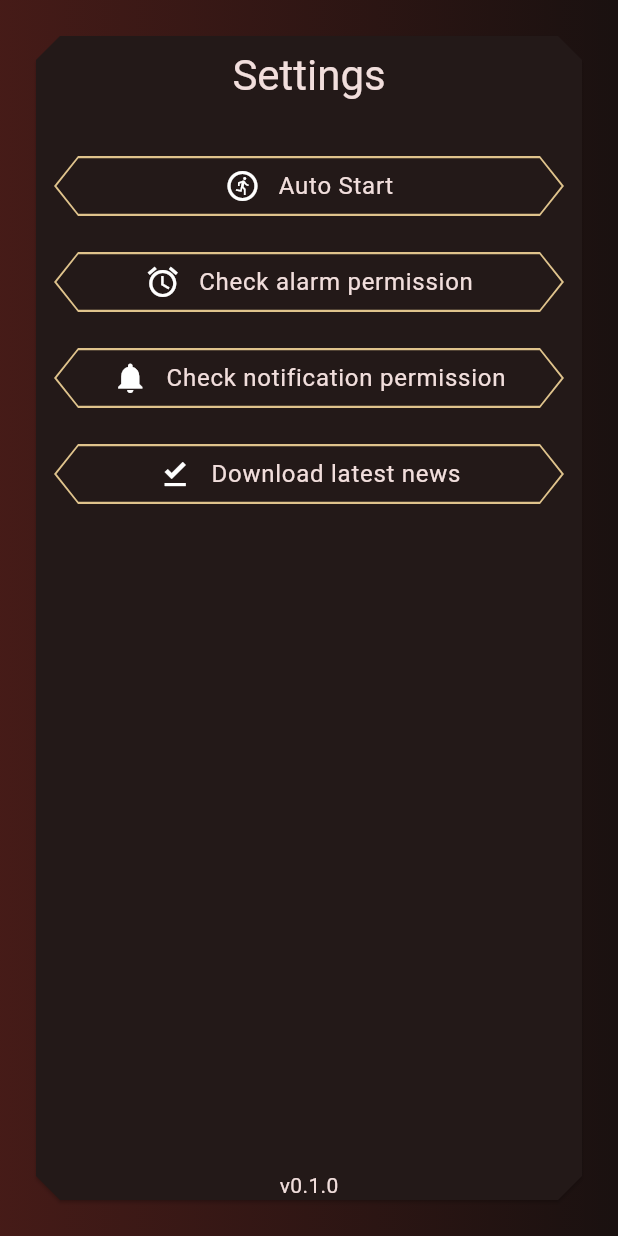
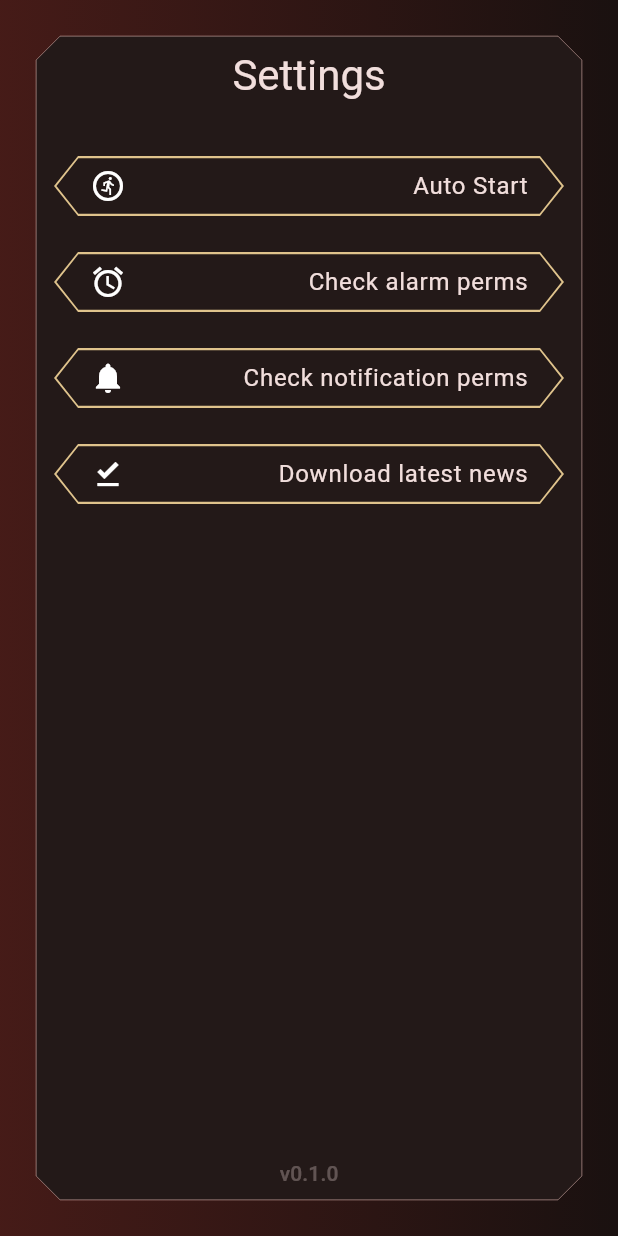
Before and after one commit to Crash285github/silksong_alarm, a Flutter app: the Settings widget shown alone on an empty page, opened directly, on a phone screen of 412 x 824 dp. Run offline on Flutter 3.47's test engine with Material 3 defaults, Android fonts, the phone set to English and light mode, and no system bars; our stand-ins replace just_audio, permission_handler, shared_preferences; missing offline and left inert: alarm, auto_start_flutter, background_fetch, volume_controller, youtube_explode_dart; accounts and stored records are empty; statements that could not run were skipped.

Commit message:
ui cahnges

```diff
--- a/lib/view/alarm_list.dart
+++ b/lib/view/alarm_list.dart
@@ -1,7 +1,7 @@
 import 'package:alarm/alarm.dart';
 import 'package:flutter/material.dart';
 import 'package:intl/intl.dart';
-import 'package:silksong_alarm/model/alarm_notifier.dart';
+import 'package:silksong_alarm/services/alarm_notifier.dart';
 import 'package:silksong_alarm/model/persistence.dart';
 
 class AlarmList extends StatelessWidget {
--- a/lib/view/ring_screen.dart
+++ b/lib/view/ring_screen.dart
@@ -1,7 +1,7 @@
 import 'package:alarm/alarm.dart';
 import 'package:alarm/model/alarm_settings.dart';
 import 'package:flutter/material.dart';
-import 'package:silksong_alarm/model/alarm_notifier.dart';
+import 'package:silksong_alarm/services/alarm_notifier.dart';
 
 class RingScreen extends StatelessWidget {
   final AlarmSettings alarmSettings;
--- a/lib/view/set_alarm_sheet/set_alarm_sheet.dart
+++ b/lib/view/set_alarm_sheet/set_alarm_sheet.dart
@@ -7,7 +7,7 @@ import 'package:alarm/model/alarm_settings.dart';
 import 'package:flutter/material.dart';
 import 'package:intl/intl.dart';
 import 'package:just_audio/just_audio.dart';
-import 'package:silksong_alarm/model/alarm_notifier.dart';
+import 'package:silksong_alarm/services/alarm_notifier.dart';
 import 'package:silksong_alarm/services/date_time_manager.dart';
 import 'package:silksong_alarm/services/silksong_news.dart';
 import 'package:volume_controller/volume_controller.dart';
@@ -118,7 +118,12 @@ class _SheetState extends State<_Sheet> {
             margin: const EdgeInsets.all(24),
             shape: BeveledRectangleBorder(
               borderRadius: BorderRadius.circular(16),
+              side: BorderSide(
+                color: Theme.of(context).colorScheme.secondary,
+                width: .2,
+              ),
             ),
+            elevation: 0,
             child: Column(
               crossAxisAlignment: CrossAxisAlignment.center,
               children: [
--- a/lib/view/set_alarm_sheet/set_time.dart
+++ b/lib/view/set_alarm_sheet/set_time.dart
@@ -32,12 +32,12 @@ class _SetTime extends StatelessWidget {
           child: Padding(
             padding: const EdgeInsets.symmetric(
               horizontal: 16.0,
-              vertical: 16.0,
+              vertical: 8.0,
             ),
             child: Text(
-              DateFormat("yyyy-MM-dd\nHH:mm").format(dateTime),
+              DateFormat("HH:mm").format(dateTime),
               textAlign: TextAlign.center,
-              style: Theme.of(context).textTheme.titleLarge,
+              style: Theme.of(context).textTheme.displaySmall,
             ),
           ),
         ),
--- a/lib/view/settings.dart
+++ b/lib/view/settings.dart
@@ -32,7 +32,12 @@ class Settings extends StatelessWidget {
               margin: const EdgeInsets.all(24),
               shape: BeveledRectangleBorder(
                 borderRadius: BorderRadius.circular(16),
+                side: BorderSide(
+                  color: Theme.of(context).colorScheme.secondary,
+                  width: .2,
+                ),
               ),
+              elevation: 0,
               child: Column(
                 children: [
                   Padding(
@@ -71,7 +76,7 @@ class Settings extends StatelessWidget {
                         );
                       }
                     },
-                    text: "Check alarm permission",
+                    text: "Check alarm perms",
                     icon: Icons.alarm,
                   ),
                   _SettingTemplate(
@@ -96,7 +101,7 @@ class Settings extends StatelessWidget {
                         );
                       }
                     },
-                    text: "Check notification permission",
+                    text: "Check notification perms",
                     icon: Icons.notifications,
                   ),
                   _SettingTemplate(
@@ -128,8 +133,19 @@ class Settings extends StatelessWidget {
                     icon: Icons.download_done_outlined,
                   ),
                   const Spacer(),
-                  const Center(
-                    child: Text("v0.1.0"),
+                  Center(
+                    child: Padding(
+                      padding: const EdgeInsets.all(8.0),
+                      child: Text(
+                        "v0.1.0",
+                        style: Theme.of(context).textTheme.labelLarge!.copyWith(
+                              color: Theme.of(context)
+                                  .colorScheme
+                                  .onBackground
+                                  .withOpacity(.3),
+                            ),
+                      ),
+                    ),
                   )
                 ],
               ),
@@ -174,11 +190,19 @@ class _SettingTemplate extends StatelessWidget {
             child: Row(
               mainAxisAlignment: MainAxisAlignment.center,
               children: [
-                Icon(icon),
-                const SizedBox(width: 12),
-                Text(
-                  text,
-                  style: Theme.of(context).textTheme.bodyLarge,
+                Align(
+                  alignment: Alignment.centerLeft,
+                  child: Icon(icon),
+                ),
+                Expanded(
+                  child: Align(
+                    alignment: Alignment.centerRight,
+                    child: Text(
+                      text,
+                      overflow: TextOverflow.ellipsis,
+                      style: Theme.of(context).textTheme.bodyLarge,
+                    ),
+                  ),
                 ),
               ],
             ),
```
Also changed, not shown: lib/services/alarm_notifier.dart (renamed from lib/model/alarm_notifier.dart).
